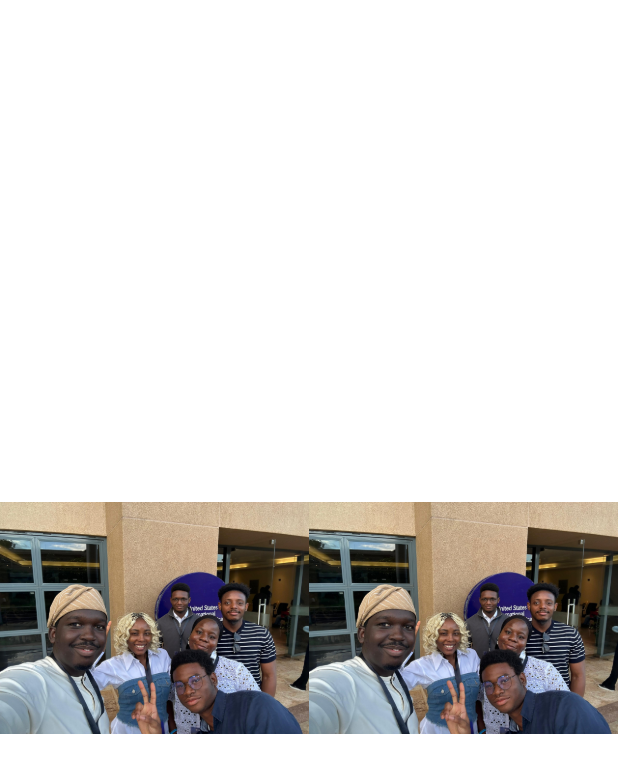
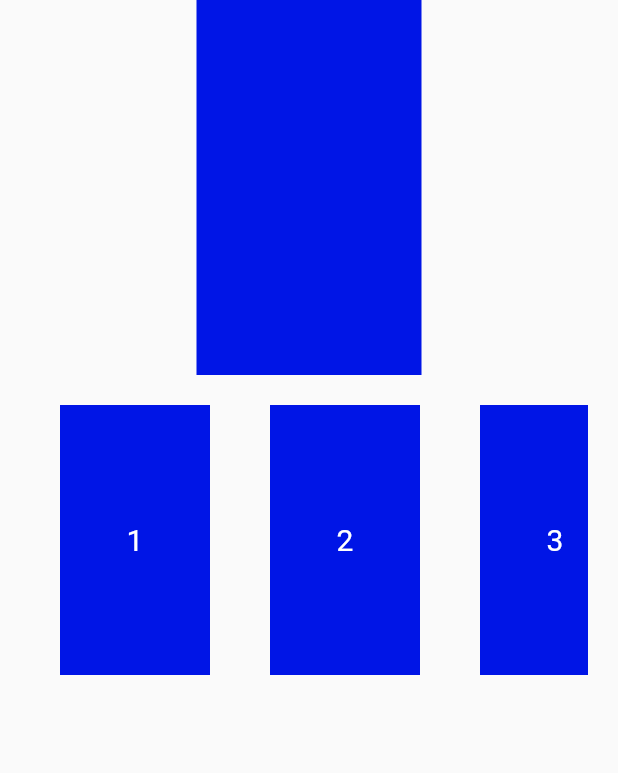
Before and after one commit to JosteveGit/droidconke_2024, a Flutter app: the screen it shows after launch, on a phone screen of 412 x 824 dp. Shown: the top 773 px of the screen. Run offline on Flutter 3.47's test engine with Material 3 defaults, Android fonts, the phone set to English and light mode, and no system bars.

Commit message:
Added demystify

```diff
--- /dev/null
+++ b/lib/demysify/the_drags_page.dart
@@ -0,0 +1,118 @@
+import 'package:droidconke_showcase/colors.dart';
+import 'package:flutter/material.dart';
+
+class TheDragsPage extends StatefulWidget {
+  const TheDragsPage({super.key});
+
+  @override
+  State<TheDragsPage> createState() => _TheDragsPageState();
+}
+
+class _TheDragsPageState extends State<TheDragsPage> {
+  final item = [1, 2, 3, 4, 5, 6, 7, 8, 9, 10];
+  bool hasEntered = false;
+  @override
+  Widget build(BuildContext context) {
+    return Scaffold(
+      body: Column(
+        children: [
+          DragTarget(
+            onWillAcceptWithDetails: (details) {
+              setState(() {
+                hasEntered = true;
+              });
+              return true;
+            },
+            onAcceptWithDetails: (details) {
+              setState(() {
+                hasEntered = false;
+              });
+            },
+            onLeave: (data) {
+              setState(() {
+                hasEntered = false;
+              });
+            },
+            builder: (context, candidateData, rejectedData) {
+              return Container(
+                width: 150,
+                height: 250,
+                color: hasEntered ? gold : blue,
+              );
+            },
+          ),
+          Container(
+            width: double.maxFinite,
+            height: 200,
+            padding: const EdgeInsets.all(10),
+            margin: const EdgeInsets.all(10),
+            child: ReorderableListView.builder(
+              scrollDirection: Axis.horizontal,
+              itemCount: item.length,
+              onReorder: (int oldIndex, int newIndex) {
+                setState(() {
+                  if (oldIndex < newIndex) {
+                    newIndex -= 1;
+                  }
+                  final int item = this.item.removeAt(oldIndex);
+                  this.item.insert(newIndex, item);
+                });
+              },
+              proxyDecorator: (child, index, animation) {
+                // rotate the item while dragging
+                return AnimatedBuilder(
+                  animation: animation,
+                  builder: (context, snapshot) {
+                    return Transform.rotate(
+                      angle: animation.value,
+                      child: child,
+                    );
+                  },
+                );
+              },
+              itemBuilder: (context, index) {
+                return Draggable<int>(
+                  data: index,
+                  key: ValueKey(index),
+                  feedback: Material(
+                    color: Colors.transparent,
+                    child: Container(
+                      width: 100,
+                      height: 200,
+                      color: blue,
+                      margin: const EdgeInsets.symmetric(horizontal: 20),
+                      child: Center(
+                        child: Text(
+                          item[index].toString(),
+                          style: const TextStyle(
+                            color: Colors.white,
+                            fontSize: 20,
+                          ),
+                        ),
+                      ),
+                    ),
+                  ),
+                  child: Container(
+                    width: 100,
+                    height: 200,
+                    color: blue,
+                    margin: const EdgeInsets.symmetric(horizontal: 20),
+                    child: Center(
+                      child: Text(
+                        item[index].toString(),
+                        style: const TextStyle(
+                          color: Colors.white,
+                          fontSize: 20,
+                        ),
+                      ),
+                    ),
+                  ),
+                );
+              },
+            ),
+          ),
+        ],
+      ),
+    );
+  }
+}
--- a/lib/main.dart
+++ b/lib/main.dart
@@ -1,4 +1,4 @@
-import 'package:droidconke_showcase/showcase_1/showcase_grid.dart';
+import 'package:droidconke_showcase/demysify/the_drags_page.dart';
 import 'package:flutter/material.dart';
 
 void main() {
@@ -15,9 +15,9 @@ class MyApp extends StatelessWidget {
       debugShowCheckedModeBanner: false,
       theme: ThemeData(
         colorScheme: ColorScheme.fromSeed(seedColor: Colors.deepPurple),
-        useMaterial3: true,
+        useMaterial3: false,
       ),
-      home: const ShowcaseGrid(),
+      home: const TheDragsPage(),
     );
   }
 }
--- a/lib/showcase_1/showcase_image.dart
+++ b/lib/showcase_1/showcase_image.dart
@@ -9,9 +9,6 @@ class ShowcaseImage extends StatelessWidget {
       color: Colors.orange,
       child: Image.asset(
         'images/people.png',
-        fit: BoxFit.contain,
-        width: double.maxFinite,
-        height: double.maxFinite,
       ),
     );
   }
```
Also changed, not shown: lib/demysify/anim_page.dart (added, +61 -0 lines), lib/demysify/functions.dart (added, +80 -0 lines).
